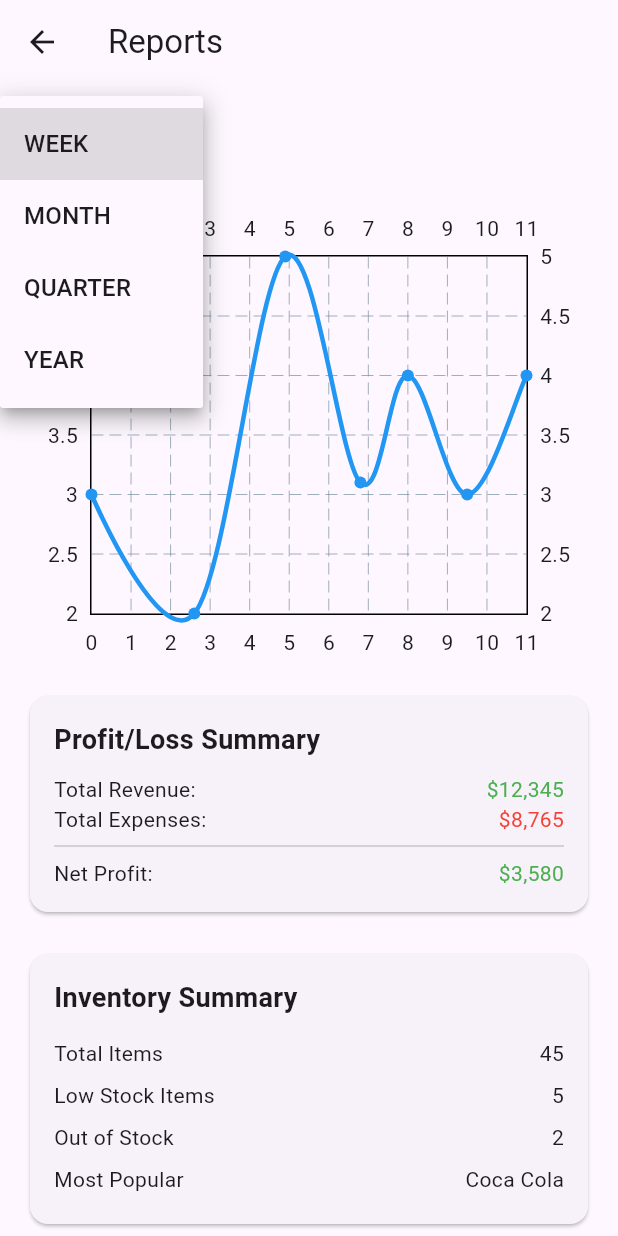
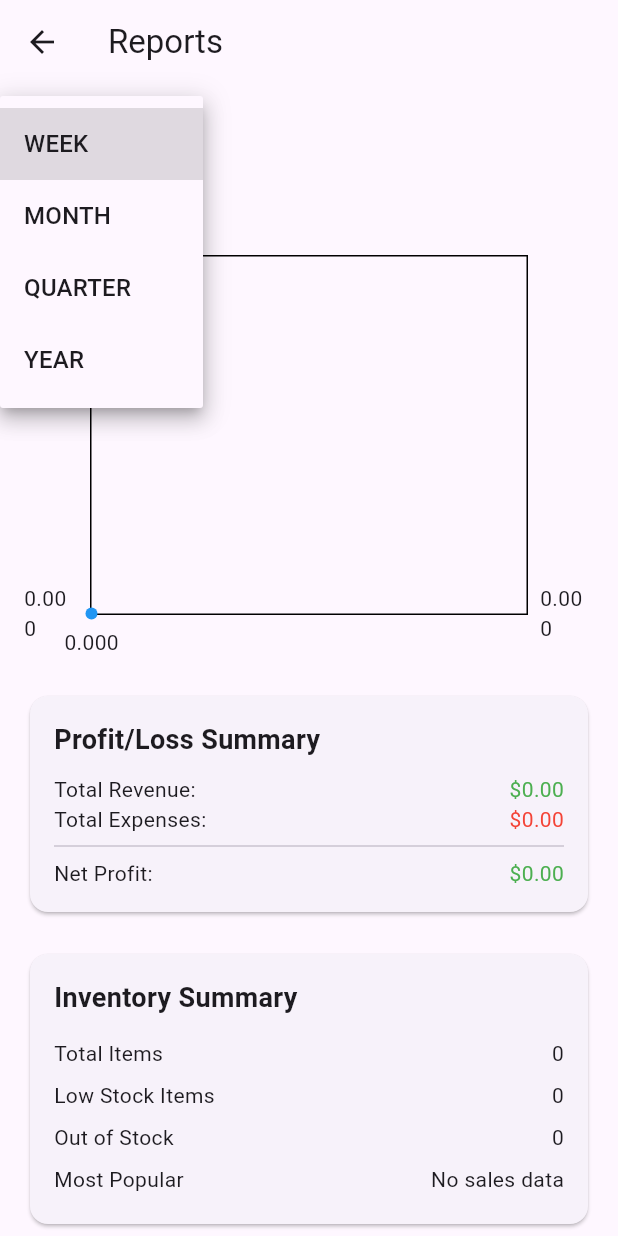
Before and after one commit to maheshbailur/softdrinksdealer, a Flutter app: the ReportsScreen screen opened directly, after a tap on "WEEK", on a phone screen of 412 x 824 dp. Run offline on Flutter 3.47's test engine with Material 3 defaults, Android fonts, the phone set to English and light mode, and no system bars; drawn by our look-alikes of fl_chart; our stand-ins replace sqflite; accounts and stored records are empty.

```diff
--- a/lib/screens/reports_screen.dart
+++ b/lib/screens/reports_screen.dart
@@ -1,5 +1,10 @@
 import 'package:flutter/material.dart';
 import 'package:fl_chart/fl_chart.dart';
+import '../repositories/drink_repository.dart';
+import '../repositories/transactions_repository.dart';
+import '../models/drink.dart';
+import '../models/in_transaction.dart';
+import '../models/out_transaction.dart';
 
 class ReportsScreen extends StatefulWidget {
   @override
@@ -8,6 +13,109 @@ class ReportsScreen extends StatefulWidget {
 
 class _ReportsScreenState extends State<ReportsScreen> {
   String _selectedPeriod = 'week';
+  final DrinkRepository _drinkRepository = DrinkRepository();
+  final TransactionRepository _transactionRepository = TransactionRepository();
+
+  // Data holders
+  List<Drink> _drinks = [];
+  double _totalRevenue = 0;
+  double _totalExpenses = 0;
+  double _netProfit = 0;
+  int _totalItems = 0;
+  int _lowStockItems = 0;
+  int _outOfStockItems = 0;
+  String _mostPopularItem = '';
+  List<FlSpot> _salesSpots = [];
+
+  @override
+  void initState() {
+    super.initState();
+    _loadData();
+  }
+
+  Future<void> _loadData() async {
+    // Load drinks data
+    _drinks = await _drinkRepository.getAllDrinks();
+
+    // Calculate inventory metrics
+    _totalItems = _drinks.length;
+    _lowStockItems = _drinks.where((drink) => drink.stock < 10).length;
+    _outOfStockItems = _drinks.where((drink) => drink.stock == 0).length;
+
+    // Get transactions for the selected period
+    DateTime startDate = _getStartDate();
+    DateTime endDate = DateTime.now();
+
+    // Get IN and OUT transactions
+    List<InTransaction> inTransactions =
+        await _transactionRepository.getInTransactionsByDateRange(startDate, endDate);
+    List<OutTransaction> outTransactions =
+        await _transactionRepository.getOutTransactionsByDateRange(startDate, endDate);
+
+    // Calculate financial metrics
+    // _totalExpenses = inTransactions.fold(0, (sum, tr) => sum + (tr.price * tr.quantity));
+    // _totalRevenue = outTransactions.fold(0, (sum, tr) => sum + (tr.price * tr.quantity));
+    _totalExpenses = inTransactions.fold(0, (sum, tr) => sum + tr.price);
+    _totalRevenue = outTransactions.fold(0, (sum, tr) => sum + tr.price);
+    _netProfit = _totalRevenue - _totalExpenses;
+
+    // Create sales chart data
+    _salesSpots = _createSalesSpots(outTransactions);
+
+    // Find most popular item
+    Map<int, int> salesCount = {};
+    for (var tr in outTransactions) {
+      salesCount[tr.drinkId] = (salesCount[tr.drinkId] ?? 0) + tr.quantity;
+    }
+
+    if (salesCount.isNotEmpty) {
+      int mostSoldDrinkId = salesCount.entries
+          .reduce((a, b) => a.value > b.value ? a : b)
+          .key;
+      Drink? mostSoldDrink = await _drinkRepository.getDrink(mostSoldDrinkId);
+      _mostPopularItem = mostSoldDrink?.name ?? 'Unknown';
+    } else {
+      _mostPopularItem = 'No sales data';
+    }
+
+    setState(() {});
+  }
+
+  DateTime _getStartDate() {
+    DateTime now = DateTime.now();
+    switch (_selectedPeriod) {
+      case 'week':
+        return now.subtract(Duration(days: 7));
+      case 'month':
+        return DateTime(now.year, now.month - 1, now.day);
+      case 'quarter':
+        return DateTime(now.year, now.month - 3, now.day);
+      case 'year':
+        return DateTime(now.year - 1, now.month, now.day);
+      default:
+        return now.subtract(Duration(days: 7));
+    }
+  }
+
+  List<FlSpot> _createSalesSpots(List<OutTransaction> transactions) {
+    if (transactions.isEmpty) return [FlSpot(0, 0)];
+
+    Map<int, double> dailySales = {};
+    DateTime startDate = _getStartDate();
+    int totalDays = DateTime.now().difference(startDate).inDays;
+
+    for (var tr in transactions) {
+      int daysDiff = tr.transactionDate.difference(startDate).inDays;
+      dailySales[daysDiff] = (dailySales[daysDiff] ?? 0) + (tr.price * tr.quantity);
+    }
+
+    List<FlSpot> spots = [];
+    for (int i = 0; i <= totalDays; i++) {
+      spots.add(FlSpot(i.toDouble(), dailySales[i] ?? 0));
+    }
+
+    return spots;
+  }
 
   @override
   Widget build(BuildContext context) {
@@ -48,6 +156,7 @@ class _ReportsScreenState extends State<ReportsScreen> {
         setState(() {
           _selectedPeriod = newValue!;
         });
+        _loadData(); // Reload data when period changes
       },
     );
   }
@@ -62,15 +171,7 @@ class _ReportsScreenState extends State<ReportsScreen> {
           borderData: FlBorderData(show: true),
           lineBarsData: [
             LineChartBarData(
-              spots: [
-                FlSpot(0, 3),
-                FlSpot(2.6, 2),
-                FlSpot(4.9, 5),
-                FlSpot(6.8, 3.1),
-                FlSpot(8, 4),
-                FlSpot(9.5, 3),
-                FlSpot(11, 4),
-              ],
+              spots: _salesSpots,
               isCurved: true,
               color: Colors.blue,
               barWidth: 3,
@@ -98,14 +199,16 @@ class _ReportsScreenState extends State<ReportsScreen> {
               mainAxisAlignment: MainAxisAlignment.spaceBetween,
               children: [
                 Text('Total Revenue:'),
-                Text('\$12,345', style: TextStyle(color: Colors.green)),
+                Text('\$${_totalRevenue.toStringAsFixed(2)}',
+                    style: TextStyle(color: Colors.green)),
               ],
             ),
             Row(
               mainAxisAlignment: MainAxisAlignment.spaceBetween,
               children: [
                 Text('Total Expenses:'),
-                Text('\$8,765', style: TextStyle(color: Colors.red)),
+                Text('\$${_totalExpenses.toStringAsFixed(2)}',
+                    style: TextStyle(color: Colors.red)),
               ],
             ),
             Divider(),
@@ -113,7 +216,8 @@ class _ReportsScreenState extends State<ReportsScreen> {
               mainAxisAlignment: MainAxisAlignment.spaceBetween,
               children: [
                 Text('Net Profit:'),
-                Text('\$3,580', style: TextStyle(color: Colors.green)),
+                Text('\$${_netProfit.toStringAsFixed(2)}',
+                    style: TextStyle(color: _netProfit >= 0 ? Colors.green : Colors.red)),
               ],
             ),
           ],
@@ -134,10 +238,10 @@ class _ReportsScreenState extends State<ReportsScreen> {
               style: TextStyle(fontSize: 18, fontWeight: FontWeight.bold),
             ),
             SizedBox(height: 10),
-            _buildInventoryRow('Total Items', '45'),
-            _buildInventoryRow('Low Stock Items', '5'),
-            _buildInventoryRow('Out of Stock', '2'),
-            _buildInventoryRow('Most Popular', 'Coca Cola'),
+            _buildInventoryRow('Total Items', _totalItems.toString()),
+            _buildInventoryRow('Low Stock Items', _lowStockItems.toString()),
+            _buildInventoryRow('Out of Stock', _outOfStockItems.toString()),
+            _buildInventoryRow('Most Popular', _mostPopularItem),
           ],
         ),
       ),
```
